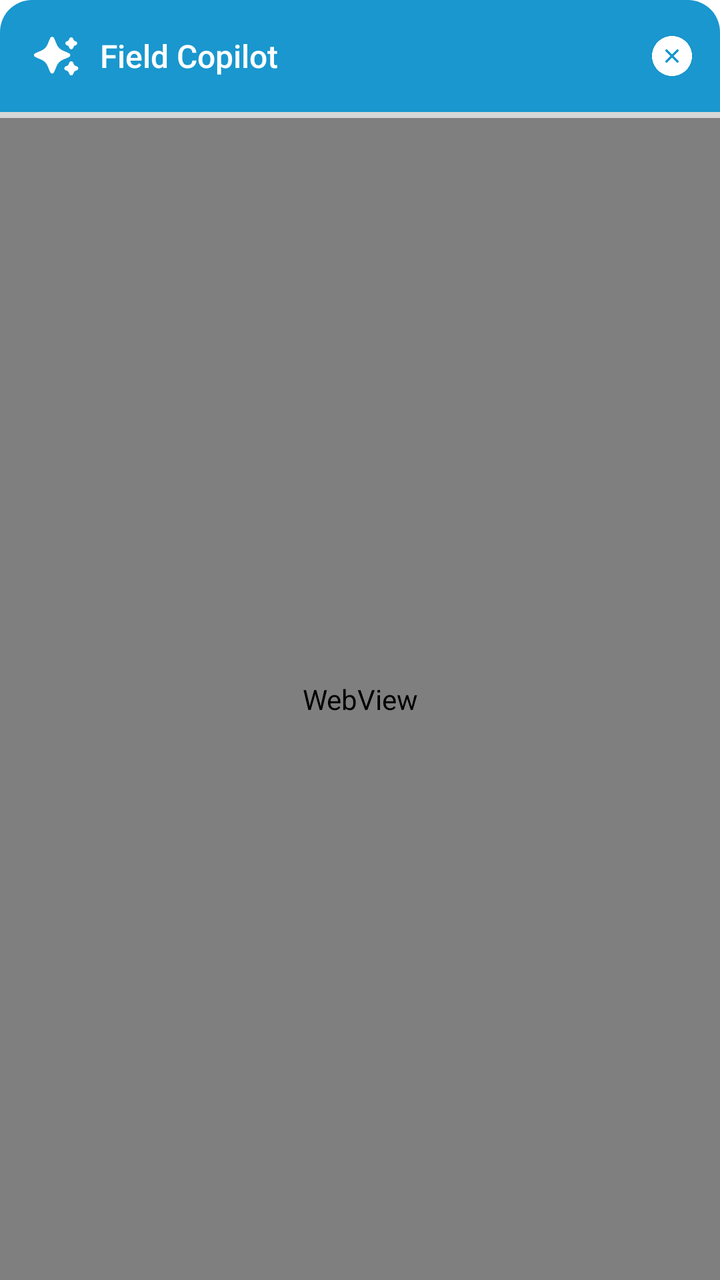
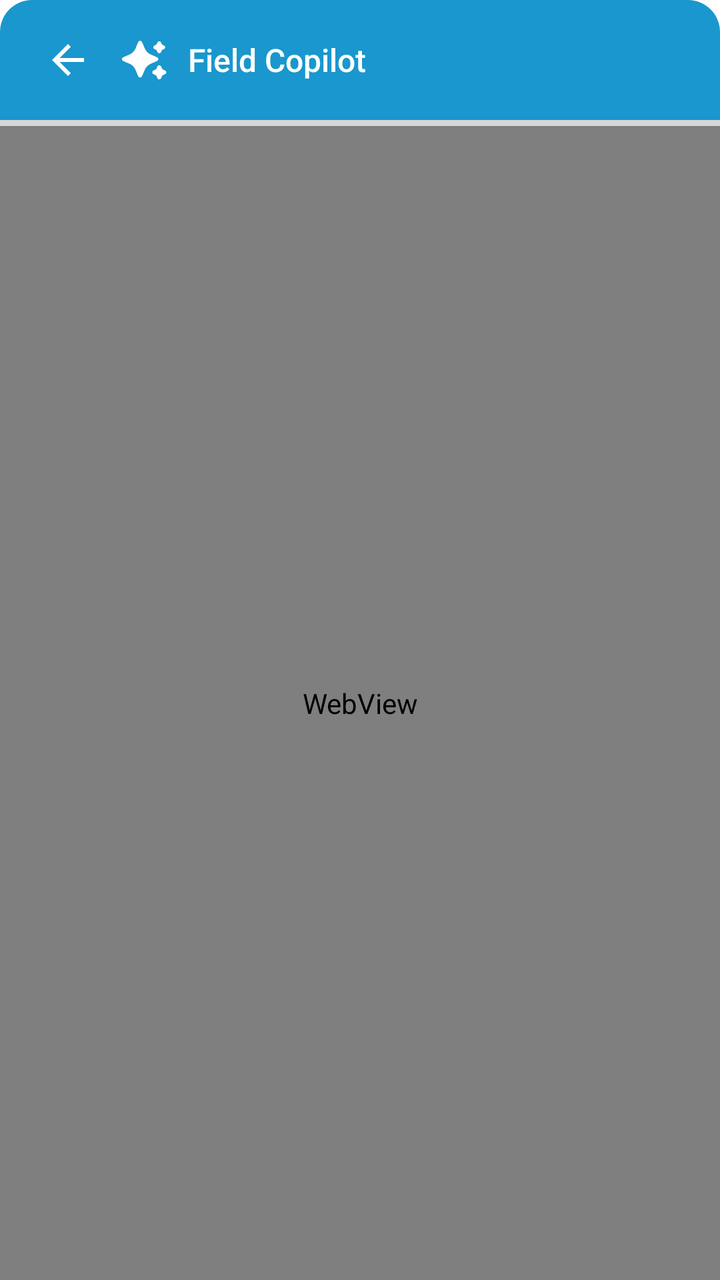

Screens rendered from an Android XML layout before and after an edit, with the pre-edit source and the edit as a unified diff.
<!-- AndroidManifest.xml: fallback theme Theme.MaterialComponents.DayNight.NoActionBar -->
<!-- res/layout/fieldcopilot_dialog.xml -->
<?xml version="1.0" encoding="utf-8"?>
<LinearLayout xmlns:android="http://schemas.android.com/apk/res/android"
    android:layout_width="match_parent"
    android:layout_height="match_parent"
    android:orientation="vertical">

    <LinearLayout
        android:layout_width="match_parent"
        android:layout_height="wrap_content"
        android:background="@drawable/fieldcopilot_bg_header"
        android:gravity="center_vertical"
        android:orientation="horizontal"
        android:paddingStart="16dp"
        android:paddingTop="12dp"
        android:paddingEnd="8dp"
        android:paddingBottom="12dp">

        <ImageView
            android:layout_width="24dp"
            android:layout_height="24dp"
            android:contentDescription="@null"
            android:src="@drawable/fieldcopilot_ic_bot"
            android:tint="@android:color/white" />

        <TextView
            android:layout_width="0dp"
            android:layout_height="wrap_content"
            android:layout_marginStart="10dp"
            android:layout_weight="1"
            android:fontFamily="sans-serif-medium"
            android:text="@string/fieldcopilot_title"
            android:textColor="@android:color/white"
            android:textSize="16sp" />

        <ImageView
            android:id="@+id/iv_close"
            android:layout_width="32dp"
            android:layout_height="32dp"
            android:background="?attr/selectableItemBackgroundBorderless"
            android:contentDescription="@string/fieldcopilot_close"
            android:padding="6dp"
            android:src="@drawable/fieldcopilot_ic_close"
           />
    </LinearLayout>

    <ProgressBar
        android:id="@+id/progress_bar"
        style="@style/Widget.AppCompat.ProgressBar.Horizontal"
        android:layout_width="match_parent"
        android:layout_height="3dp"
        android:indeterminate="false"
        android:max="100"
        android:progressTint="@color/fieldcopilot_accent" />

    <WebView
        android:id="@+id/web_view"
        android:layout_width="match_parent"
        android:layout_height="0dp"
        android:layout_weight="1"
        android:background="@color/fieldcopilot_surface" />
</LinearLayout>
<!-- resources referenced by this layout -->
<resources>
  <color name="fieldcopilot_accent">#1997CE</color>
  <color name="fieldcopilot_surface">#FFFFFF</color>
  <!-- drawable fieldcopilot_bg_header (drawable) -->
  <?xml version="1.0" encoding="utf-8"?>
  <shape xmlns:android="http://schemas.android.com/apk/res/android"
      android:shape="rectangle">
      <solid android:color="@color/fieldcopilot_accent" />
      <corners
          android:topLeftRadius="16dp"
          android:topRightRadius="16dp" />
  </shape>
  <!-- drawable fieldcopilot_ic_bot: vector/xml drawable (drawable, 3097 chars, omitted) -->
  <!-- drawable fieldcopilot_ic_close (drawable) -->
  <vector xmlns:android="http://schemas.android.com/apk/res/android"
      android:width="12dp"
      android:height="12dp"
      android:viewportWidth="12"
      android:viewportHeight="12">
      <path
          android:pathData="M6,12L6,12A6,6 0,0 1,0 6L0,6A6,6 0,0 1,6 0L6,0A6,6 0,0 1,12 6L12,6A6,6 0,0 1,6 12z"
          android:fillColor="#FFFFFF"/>
      <path
          android:pathData="M4.102,7.898C4.161,7.957 4.242,7.99 4.326,7.99C4.41,7.99 4.49,7.957 4.549,7.898L6,6.447L7.451,7.898C7.51,7.957 7.591,7.99 7.675,7.99C7.758,7.99 7.839,7.957 7.898,7.898C7.957,7.838 7.991,7.758 7.991,7.674C7.991,7.59 7.957,7.51 7.898,7.45L6.447,6L7.898,4.549C7.957,4.49 7.991,4.409 7.991,4.325C7.991,4.241 7.957,4.161 7.898,4.102C7.839,4.042 7.758,4.009 7.675,4.009C7.591,4.009 7.51,4.042 7.451,4.102L6,5.552L4.549,4.102C4.49,4.042 4.41,4.009 4.326,4.009C4.242,4.009 4.161,4.042 4.102,4.102C4.043,4.161 4.009,4.241 4.009,4.325C4.009,4.409 4.043,4.49 4.102,4.549L5.553,6L4.102,7.45C4.043,7.51 4.009,7.59 4.009,7.674C4.009,7.758 4.043,7.838 4.102,7.898Z"
          android:fillColor="#1997CE"/>
  </vector>
  <string name="fieldcopilot_close">Close chat</string>
  <string name="fieldcopilot_title">Field Copilot</string>
</resources>

<!-- the commit's change to res/layout/fieldcopilot_dialog.xml (unified diff, before → after) -->
@@ -16,8 +16,19 @@
         android:paddingBottom="12dp">
 
         <ImageView
+            android:id="@+id/iv_back"
+            android:layout_width="36dp"
+            android:layout_height="36dp"
+            android:background="?attr/selectableItemBackgroundBorderless"
+            android:contentDescription="@string/fieldcopilot_back"
+            android:padding="6dp"
+            android:src="@drawable/fieldcopilot_ic_back"
+            android:tint="@android:color/white" />
+
+        <ImageView
             android:layout_width="24dp"
             android:layout_height="24dp"
+            android:layout_marginStart="8dp"
             android:contentDescription="@null"
             android:src="@drawable/fieldcopilot_ic_bot"
             android:tint="@android:color/white" />
@@ -32,15 +43,6 @@
             android:textColor="@android:color/white"
             android:textSize="16sp" />
 
-        <ImageView
-            android:id="@+id/iv_close"
-            android:layout_width="32dp"
-            android:layout_height="32dp"
-            android:background="?attr/selectableItemBackgroundBorderless"
-            android:contentDescription="@string/fieldcopilot_close"
-            android:padding="6dp"
-            android:src="@drawable/fieldcopilot_ic_close"
-           />
     </LinearLayout>
 
     <ProgressBar
<!-- resource entries referenced after the edit -->
@@ -11,21 +11,18 @@
           android:topLeftRadius="16dp"
           android:topRightRadius="16dp" />
   </shape>
+  <!-- drawable fieldcopilot_ic_back (drawable) -->
+  <vector xmlns:android="http://schemas.android.com/apk/res/android"
+      android:width="24dp"
+      android:height="24dp"
+      android:viewportWidth="24"
+      android:viewportHeight="24">
+      <path
+          android:fillColor="#FFFFFFFF"
+          android:pathData="M20,11H7.83l5.59,-5.59L12,4l-8,8 8,8 1.41,-1.41L7.83,13H20z" />
+  </vector>
   <!-- drawable fieldcopilot_ic_bot: vector/xml drawable (drawable, 3097 chars, omitted) -->
-  <!-- drawable fieldcopilot_ic_close (drawable) -->
-  <vector xmlns:android="http://schemas.android.com/apk/res/android"
-      android:width="12dp"
-      android:height="12dp"
-      android:viewportWidth="12"
-      android:viewportHeight="12">
-      <path
-          android:pathData="M6,12L6,12A6,6 0,0 1,0 6L0,6A6,6 0,0 1,6 0L6,0A6,6 0,0 1,12 6L12,6A6,6 0,0 1,6 12z"
-          android:fillColor="#FFFFFF"/>
-      <path
-          android:pathData="M4.102,7.898C4.161,7.957 4.242,7.99 4.326,7.99C4.41,7.99 4.49,7.957 4.549,7.898L6,6.447L7.451,7.898C7.51,7.957 7.591,7.99 7.675,7.99C7.758,7.99 7.839,7.957 7.898,7.898C7.957,7.838 7.991,7.758 7.991,7.674C7.991,7.59 7.957,7.51 7.898,7.45L6.447,6L7.898,4.549C7.957,4.49 7.991,4.409 7.991,4.325C7.991,4.241 7.957,4.161 7.898,4.102C7.839,4.042 7.758,4.009 7.675,4.009C7.591,4.009 7.51,4.042 7.451,4.102L6,5.552L4.549,4.102C4.49,4.042 4.41,4.009 4.326,4.009C4.242,4.009 4.161,4.042 4.102,4.102C4.043,4.161 4.009,4.241 4.009,4.325C4.009,4.409 4.043,4.49 4.102,4.549L5.553,6L4.102,7.45C4.043,7.51 4.009,7.59 4.009,7.674C4.009,7.758 4.043,7.838 4.102,7.898Z"
-          android:fillColor="#1997CE"/>
-  </vector>
-  <string name="fieldcopilot_close">Close chat</string>
+  <string name="fieldcopilot_back">Back</string>
   <string name="fieldcopilot_title">Field Copilot</string>
 </resources>
 
